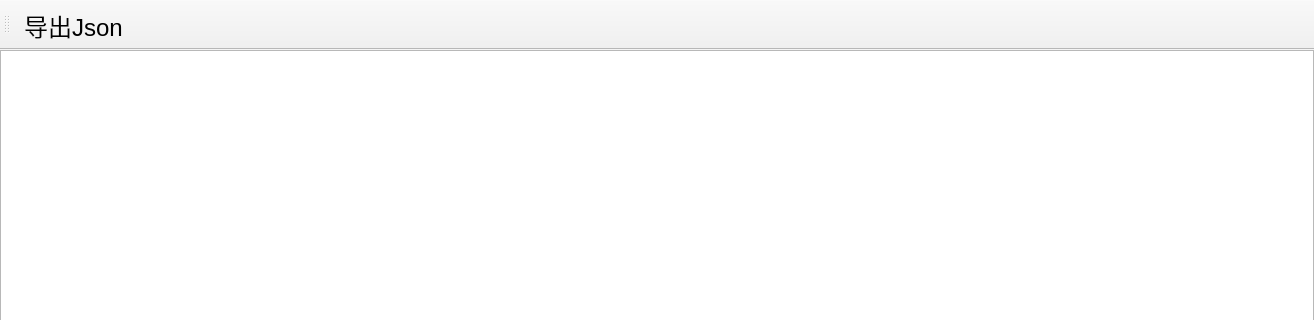
Qt form QuteForm/formwindow.ui (euphoriaer/QuteForm) before a commit; both pictures show x 0 to 1314 and y 0 to 320 of the 1314 by 888 pixel window.
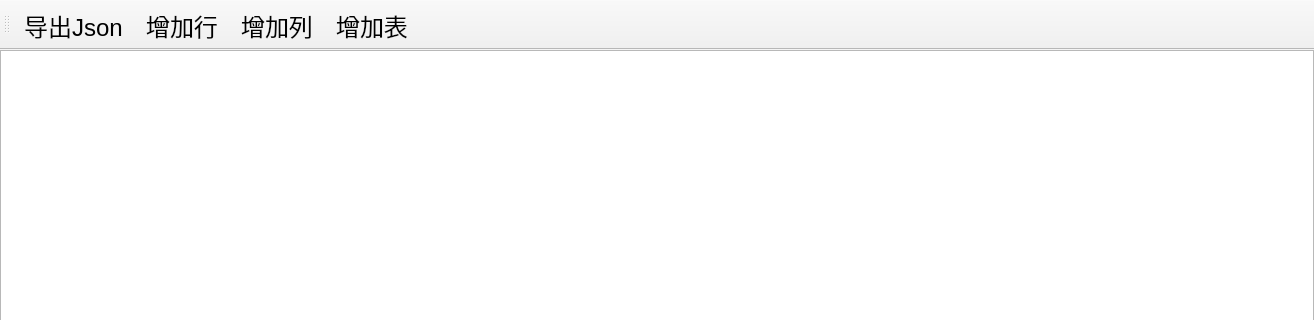
The same form after that commit. Icons and pictures are not drawn.

Diff of the .ui file:
```diff
--- a/QuteForm/formwindow.ui
+++ b/QuteForm/formwindow.ui
@@ -61,6 +61,9 @@
     <bool>false</bool>
    </attribute>
    <addaction name="actExportJson"/>
+   <addaction name="actionAddRow"/>
+   <addaction name="actionCol"/>
+   <addaction name="actionAddForm"/>
   </widget>
   <action name="actExportJson">
    <property name="icon">
@@ -76,6 +79,48 @@
     </font>
    </property>
   </action>
+  <action name="actionAddRow">
+   <property name="icon">
+    <iconset resource="../Resources/icons/Icons.qrc">
+     <normaloff>:/Icons/System/arrow-right-fill.svg</normaloff>:/Icons/System/arrow-right-fill.svg</iconset>
+   </property>
+   <property name="text">
+    <string>增加行</string>
+   </property>
+   <property name="font">
+    <font>
+     <pointsize>18</pointsize>
+    </font>
+   </property>
+  </action>
+  <action name="actionCol">
+   <property name="icon">
+    <iconset resource="../Resources/icons/Icons.qrc">
+     <normaloff>:/Icons/System/arrow-down-fill.svg</normaloff>:/Icons/System/arrow-down-fill.svg</iconset>
+   </property>
+   <property name="text">
+    <string>增加列</string>
+   </property>
+   <property name="font">
+    <font>
+     <pointsize>18</pointsize>
+    </font>
+   </property>
+  </action>
+  <action name="actionAddForm">
+   <property name="icon">
+    <iconset resource="../Resources/icons/Icons.qrc">
+     <normaloff>:/Icons/Design/grid-line.svg</normaloff>:/Icons/Design/grid-line.svg</iconset>
+   </property>
+   <property name="text">
+    <string>增加表</string>
+   </property>
+   <property name="font">
+    <font>
+     <pointsize>18</pointsize>
+    </font>
+   </property>
+  </action>
  </widget>
  <resources>
   <include location="../Resources/icons/Icons.qrc"/>
```
Left out of the diff: 12 changed lines with no effect on the pictures.
